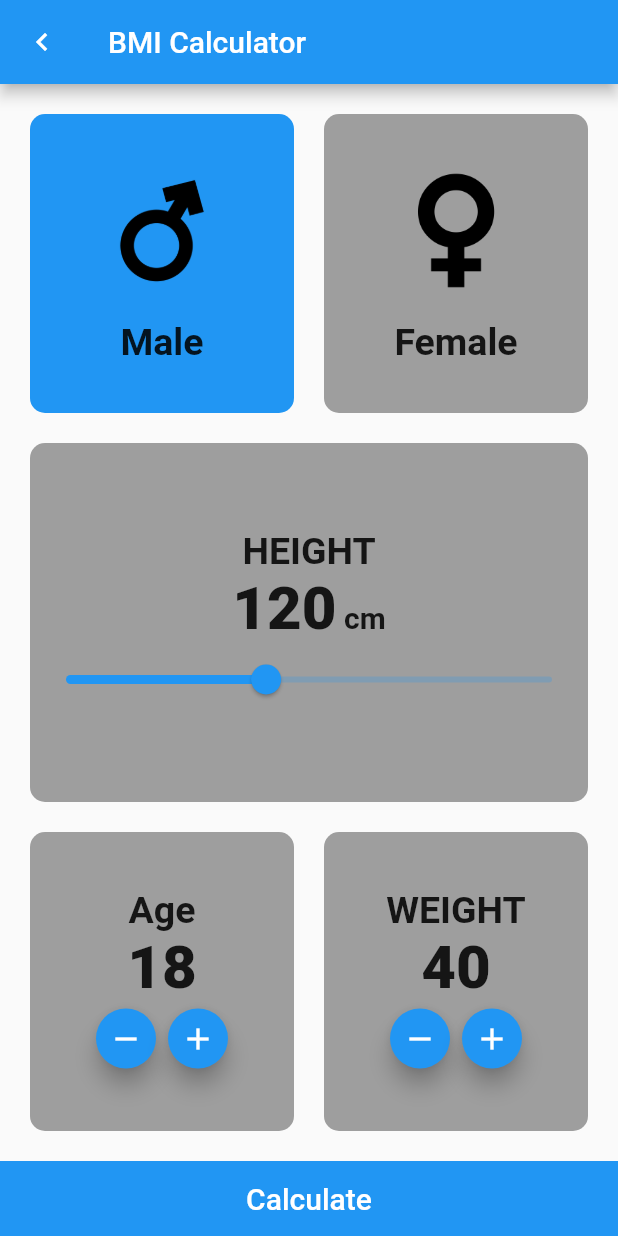
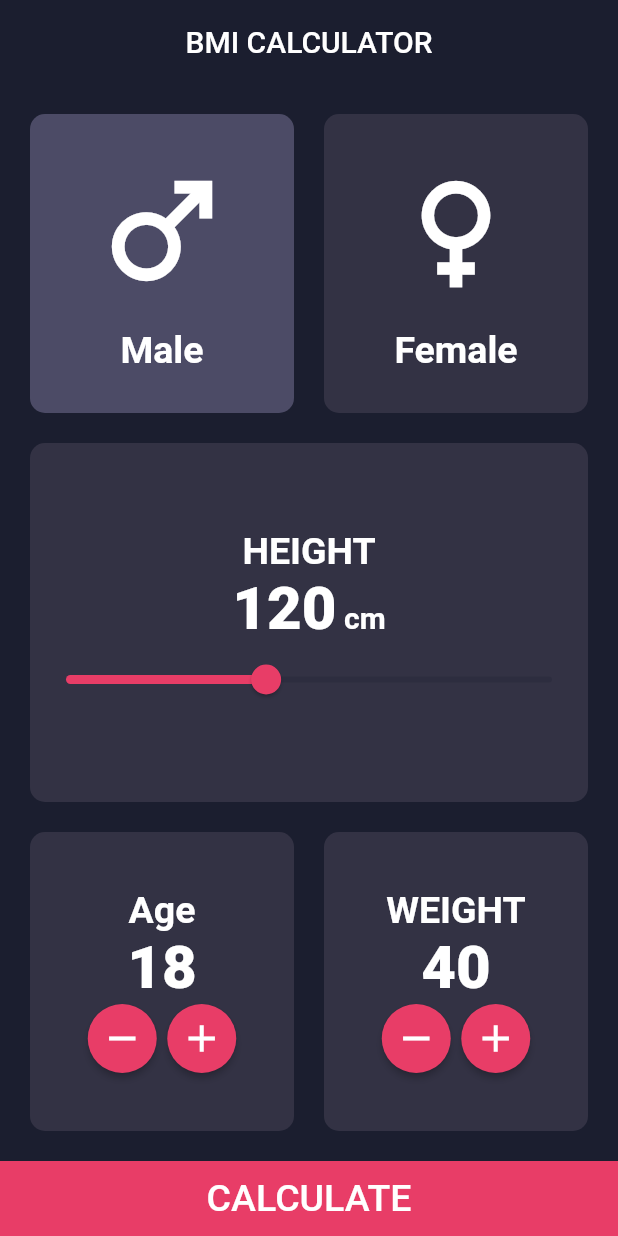
Before and after one commit to Mohammed-Hasaballah/BMI_Calc, a Flutter app: the screen it shows after launch, on a phone screen of 412 x 824 dp. Run offline on Flutter 3.47's test engine with Material 2 defaults, Android fonts, the phone set to English and light mode, and no system bars.

Commit message:
refactoring commit

```diff
--- a/lib/main.dart
+++ b/lib/main.dart
@@ -14,7 +14,12 @@ class MyApp extends StatelessWidget {
   Widget build(BuildContext context) {
     return MaterialApp(
       debugShowCheckedModeBanner: false,
-      theme: ThemeData.light(),
+      theme: ThemeData.dark().copyWith(
+          scaffoldBackgroundColor: const Color(0xff1B1E2F),
+          appBarTheme: const AppBarTheme(elevation: 0),
+          colorScheme: Theme.of(context).colorScheme.copyWith(
+                primary: const Color(0xff1B1E2F),
+              )),
       home: const BmiScreen(),
     );
   }
--- a/lib/modules/bmi/bmi_home.dart
+++ b/lib/modules/bmi/bmi_home.dart
@@ -2,6 +2,8 @@ import 'dart:math';
 
 import 'package:bmi/modules/bmi_result/result_screen.dart';
 import 'package:flutter/material.dart';
+
+import '../../shared/components/components.dart';
 
 class BmiScreen extends StatefulWidget {
   const BmiScreen({Key? key}) : super(key: key);
@@ -20,13 +22,8 @@ class _BmiScreenState extends State<BmiScreen> {
   Widget build(BuildContext context) {
     return Scaffold(
       appBar: AppBar(
-        leading: IconButton(
-          onPressed: () {
-            Navigator.pop(context);
-          },
-          icon: const Icon(Icons.keyboard_arrow_left),
-        ),
-        title: const Text('BMI Calculator'),
+        centerTitle: true,
+        title: const Text('BMI CALCULATOR'),
       ),
       body: Column(
         children: [
@@ -46,10 +43,9 @@ class _BmiScreenState extends State<BmiScreen> {
                         child: const Column(
                           mainAxisAlignment: MainAxisAlignment.center,
                           children: [
-                            Image(
-                              image: AssetImage('images/malee.png'),
-                              height: 90.0,
-                              width: 90.0,
+                            Icon(
+                              Icons.male,
+                              size: 100.0,
                             ),
                             SizedBox(
                               height: 15.0,
@@ -65,7 +61,9 @@ class _BmiScreenState extends State<BmiScreen> {
                         ),
                         decoration: BoxDecoration(
                           borderRadius: BorderRadius.circular(10.0),
-                          color: isMale ? Colors.blue : Colors.grey,
+                          color: isMale
+                              ? const Color.fromARGB(255, 76, 75, 102)
+                              : const Color(0xff333244),
                         ),
                       ),
                     ),
@@ -84,10 +82,9 @@ class _BmiScreenState extends State<BmiScreen> {
                         child: const Column(
                           mainAxisAlignment: MainAxisAlignment.center,
                           children: [
-                            Image(
-                              image: AssetImage('images/femalee.png'),
-                              height: 90.0,
-                              width: 90.0,
+                            Icon(
+                              Icons.female,
+                              size: 100.0,
                             ),
                             SizedBox(
                               height: 15.0,
@@ -103,8 +100,9 @@ class _BmiScreenState extends State<BmiScreen> {
                         ),
                         decoration: BoxDecoration(
                           borderRadius: BorderRadius.circular(10.0),
-                          color: isMale ? Colors.grey : Colors.blue,
-                          // or color : !isMale ? Colors.blue : colors.grey ,
+                          color: isMale
+                              ? const Color(0xff333244)
+                              : const Color.fromARGB(255, 76, 75, 102),
                         ),
                       ),
                     ),
@@ -121,7 +119,7 @@ class _BmiScreenState extends State<BmiScreen> {
               child: Container(
                 decoration: BoxDecoration(
                   borderRadius: BorderRadius.circular(10.0),
-                  color: Colors.grey,
+                  color: const Color(0xff333244),
                 ),
                 child: Column(
                   mainAxisAlignment: MainAxisAlignment.center,
@@ -158,6 +156,7 @@ class _BmiScreenState extends State<BmiScreen> {
                       ],
                     ),
                     Slider(
+                        activeColor: const Color(0xffe83d67),
                         value: height,
                         max: 220.0,
                         min: 50.0,
@@ -180,7 +179,7 @@ class _BmiScreenState extends State<BmiScreen> {
                     child: Container(
                       decoration: BoxDecoration(
                         borderRadius: BorderRadius.circular(10.0),
-                        color: Colors.grey,
+                        color: const Color(0xff333244),
                       ),
                       child: Column(
                         mainAxisAlignment: MainAxisAlignment.center,
@@ -202,29 +201,24 @@ class _BmiScreenState extends State<BmiScreen> {
                           Row(
                             mainAxisAlignment: MainAxisAlignment.center,
                             children: [
-                              FloatingActionButton(
+                              MyFab(
                                 onPressed: () {
                                   setState(() {
                                     age--;
                                   });
                                 },
-                                heroTag: 'age -',
-                                mini: true,
-                                child: const Icon(
-                                  Icons.remove,
-                                ),
+                                icon: Icons.remove,
                               ),
-                              FloatingActionButton(
+                              const SizedBox(
+                                width: 5.0,
+                              ),
+                              MyFab(
                                 onPressed: () {
                                   setState(() {
                                     age++;
                                   });
                                 },
-                                heroTag: 'age +',
-                                mini: true,
-                                child: const Icon(
-                                  Icons.add,
-                                ),
+                                icon: Icons.add,
                               ),
                             ],
                           ),
@@ -239,7 +233,7 @@ class _BmiScreenState extends State<BmiScreen> {
                     child: Container(
                       decoration: BoxDecoration(
                         borderRadius: BorderRadius.circular(10.0),
-                        color: Colors.grey,
+                        color: const Color(0xff333244),
                       ),
                       child: Column(
                         mainAxisAlignment: MainAxisAlignment.center,
@@ -261,29 +255,24 @@ class _BmiScreenState extends State<BmiScreen> {
                           Row(
                             mainAxisAlignment: MainAxisAlignment.center,
                             children: [
-                              FloatingActionButton(
+                              MyFab(
                                 onPressed: () {
                                   setState(() {
                                     weight--;
                                   });
                                 },
-                                heroTag: 'weight -',
-                                mini: true,
-                                child: const Icon(
-                                  Icons.remove,
-                                ),
+                                icon: Icons.remove,
                               ),
-                              FloatingActionButton(
+                              const SizedBox(
+                                width: 5.0,
+                              ),
+                              MyFab(
                                 onPressed: () {
                                   setState(() {
                                     weight++;
                                   });
                                 },
-                                heroTag: 'weight +',
-                                mini: true,
-                                child: const Icon(
-                                  Icons.add,
-                                ),
+                                icon: Icons.add,
                               ),
                             ],
                           ),
@@ -296,7 +285,7 @@ class _BmiScreenState extends State<BmiScreen> {
             ),
           ),
           Container(
-            color: Colors.blue,
+            color: const Color(0xffe83d67),
             width: double.infinity,
             height: 50.0,
             child: MaterialButton(
@@ -312,10 +301,10 @@ class _BmiScreenState extends State<BmiScreen> {
                 );
               },
               child: const Text(
-                'Calculate',
+                'CALCULATE',
                 style: TextStyle(
                   color: Colors.white,
-                  fontSize: 20.0,
+                  fontSize: 25.0,
                 ),
               ),
             ),
--- a/lib/shared/components/components.dart
+++ b/lib/shared/components/components.dart
@@ -0,0 +1,25 @@
+import 'package:flutter/material.dart';
+
+class MyFab extends StatelessWidget {
+  const MyFab({
+    Key? key,
+    required this.onPressed,
+    required this.icon,
+  }) : super(key: key);
+  final Function() onPressed;
+  final IconData icon;
+  @override
+  Widget build(BuildContext context) {
+    return RawMaterialButton(
+      constraints: const BoxConstraints(minWidth: 30, minHeight: 30),
+      padding: const EdgeInsets.all(8),
+      fillColor: const Color(0xffe83d67),
+      shape: const CircleBorder(),
+      onPressed: onPressed,
+      child: Icon(
+        icon,
+        size: 30,
+      ),
+    );
+  }
+}
```
Also changed, not shown: lib/modules/bmi_result/result_screen.dart (+64 -17 lines).
